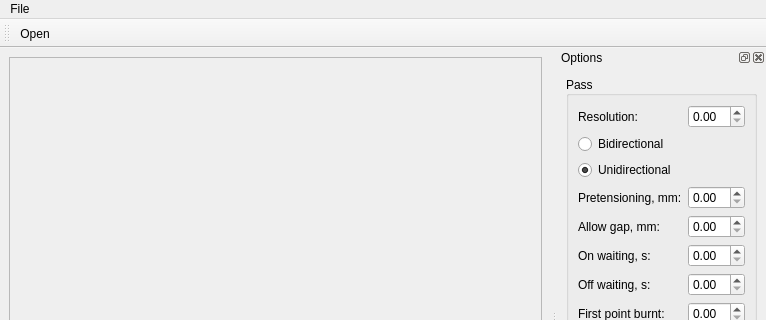
Before: the Qt Designer form main_window.ui in SkyRzn/img2gcode, drawn with Qt 5; both pictures show x 0 to 766 and y 0 to 320 of the 766 by 613 pixel window.
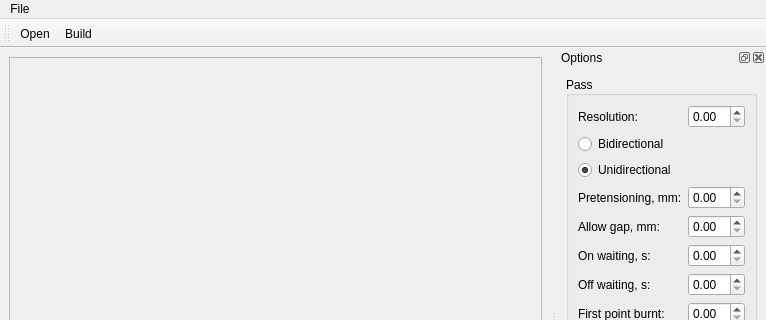
After: the same form once the commit is applied. Icons and pictures are not drawn.

Patch:
```diff
--- a/main_window.ui
+++ b/main_window.ui
@@ -72,6 +72,7 @@
     <bool>false</bool>
    </attribute>
    <addaction name="actionFileOpen"/>
+   <addaction name="actionBuild"/>
   </widget>
   <widget class="QDockWidget" name="dockWidget">
    <property name="allowedAreas">
@@ -266,6 +267,15 @@
     <string>Ctrl+O</string>
    </property>
   </action>
+  <action name="actionBuild">
+   <property name="icon">
+    <iconset>
+     <normaloff>resources/run-build.png</normaloff>resources/run-build.png</iconset>
+   </property>
+   <property name="text">
+    <string>Build</string>
+   </property>
+  </action>
  </widget>
  <resources/>
  <connections>
```
Left out of the diff: 2 changed lines with no effect on the pictures.
